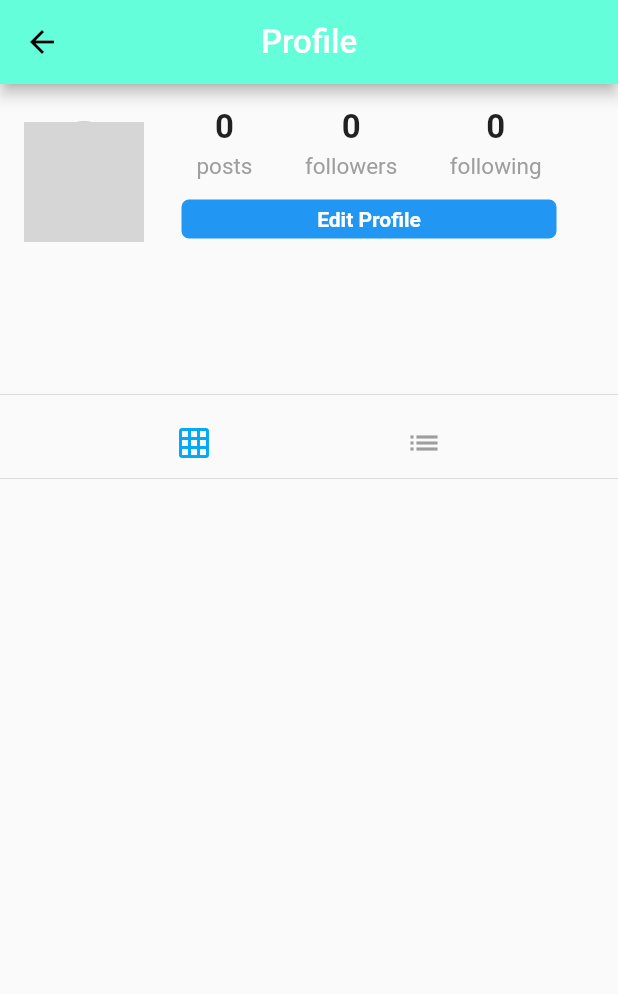
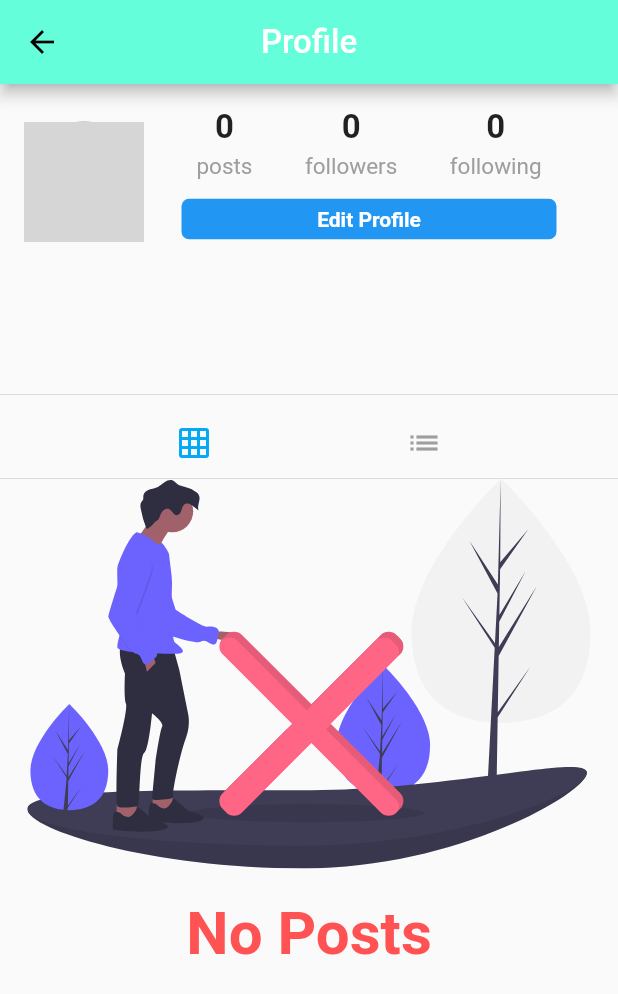
Before and after one commit to shanewilsonpro/Snapocial, a Flutter app: the Profile screen opened directly, on a phone screen of 412 x 824 dp. Shown: the top 994 px of the screen. Run offline on Flutter 3.47's test engine with Material 2 defaults, Android fonts, the phone set to English and light mode, and no system bars; our stand-ins replace cached_network_image, cloud_firestore, firebase_storage, flutter_svg, geolocator, google_sign_in and 1 more; accounts and stored records are empty; network calls fail; grey boxes are pictures that could not be loaded.

Commit message:
building no context for profile page

```diff
--- a/lib/pages/profile.dart
+++ b/lib/pages/profile.dart
@@ -1,6 +1,7 @@
 import 'package:cached_network_image/cached_network_image.dart';
 import 'package:cloud_firestore/cloud_firestore.dart';
 import 'package:flutter/material.dart';
+import 'package:flutter_svg/svg.dart';
 import 'package:snapocial/models/user.dart';
 import 'package:snapocial/pages/edit_profile.dart';
 import 'package:snapocial/pages/home.dart';
@@ -35,7 +36,6 @@ class _ProfileState extends State<Profile> {
     setState(() {
       isLoading = true;
     });
-
     QuerySnapshot snapshot = await postsRef
         .document(widget.profileId)
         .collection('userPosts')
@@ -86,7 +86,7 @@ class _ProfileState extends State<Profile> {
         onPressed: function,
         child: Container(
           width: 250.0,
-          height: 26.0,
+          height: 27.0,
           child: Text(
             text,
             style: TextStyle(
@@ -108,7 +108,7 @@ class _ProfileState extends State<Profile> {
   }
 
   buildProfileButton() {
-    //viewing your own profile - should show edit profile button
+    // viewing your own profile - should show edit profile button
     bool isProfileOwner = currentUserId == widget.profileId;
     if (isProfileOwner) {
       return buildButton(text: "Edit Profile", function: editProfile);
@@ -196,6 +196,26 @@ class _ProfileState extends State<Profile> {
   buildProfilePosts() {
     if (isLoading) {
       return circularProgress();
+    } else if (posts.isEmpty) {
+      return Container(
+        child: Column(
+          mainAxisAlignment: MainAxisAlignment.center,
+          children: <Widget>[
+            SvgPicture.asset('assets/images/no_content.svg', height: 260.0),
+            Padding(
+              padding: EdgeInsets.only(top: 20.0),
+              child: Text(
+                "No Posts",
+                style: TextStyle(
+                  color: Colors.redAccent,
+                  fontSize: 40.0,
+                  fontWeight: FontWeight.bold,
+                ),
+              ),
+            ),
+          ],
+        ),
+      );
     } else if (postOrientation == "grid") {
       List<GridTile> gridTiles = [];
       posts.forEach((post) {
```
